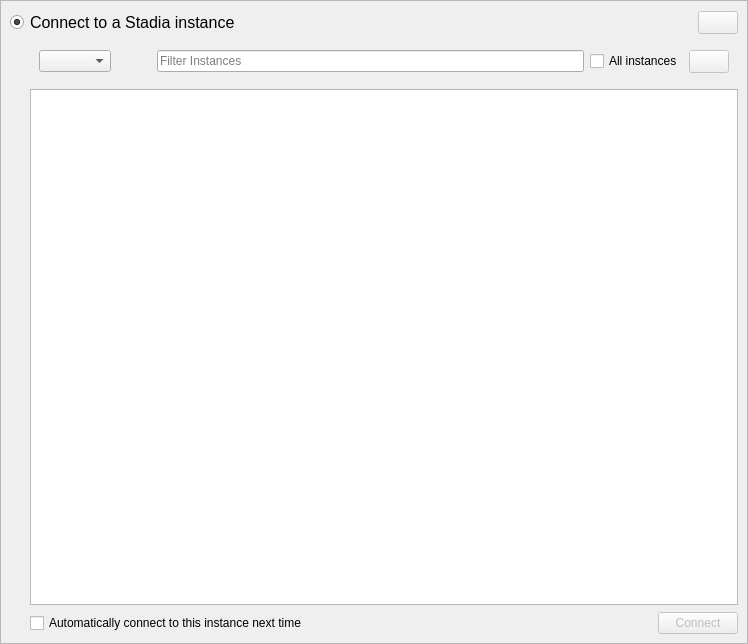
Qt form src/SessionSetup/ConnectToStadiaWidget.ui (google/orbit) before a commit.
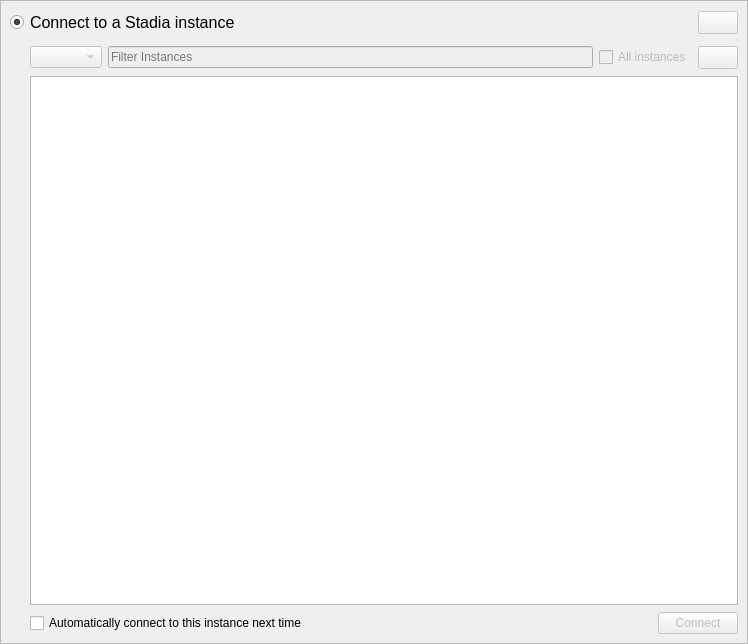
The same form after that commit. Icons and pictures are not drawn. Custom widgets are drawn as their Qt base class.

Commit message:
Integrate Project Selection
http://b/197603125
http://b/199717843

Patch:
```diff
--- a/src/SessionSetup/ConnectToStadiaWidget.ui
+++ b/src/SessionSetup/ConnectToStadiaWidget.ui
@@ -151,22 +151,28 @@
              </property>
              <item>
               <widget class="QWidget" name="instancesSettingsWidget" native="true">
-               <layout class="QHBoxLayout" name="horizontalLayout_3" stretch="0,0,1,0,0">
+               <property name="enabled">
+                <bool>false</bool>
+               </property>
+               <layout class="QHBoxLayout" name="horizontalLayout_3" stretch="0,1,0,0">
+                <property name="leftMargin">
+                 <number>0</number>
+                </property>
+                <property name="topMargin">
+                 <number>5</number>
+                </property>
+                <property name="rightMargin">
+                 <number>0</number>
+                </property>
+                <property name="bottomMargin">
+                 <number>0</number>
+                </property>
                 <item>
-                 <widget class="QComboBox" name="comboBox"/>
-                </item>
-                <item>
-                 <spacer name="horizontalSpacer_2">
-                  <property name="orientation">
-                   <enum>Qt::Horizontal</enum>
+                 <widget class="QComboBox" name="comboBox">
+                  <property name="sizeAdjustPolicy">
+                   <enum>QComboBox::AdjustToContents</enum>
                   </property>
-                  <property name="sizeHint" stdset="0">
-                   <size>
-                    <width>40</width>
-                    <height>20</height>
-                   </size>
-                  </property>
-                 </spacer>
+                 </widget>
                 </item>
                 <item>
                  <widget class="QLineEdit" name="instancesFilterLineEdit">
@@ -187,9 +193,6 @@
                 </item>
                 <item>
                  <widget class="QPushButton" name="refreshButton_2">
-                  <property name="enabled">
-                   <bool>false</bool>
-                  </property>
                   <property name="minimumSize">
                    <size>
                     <width>23</width>
```
The commit also changes 2 other files.
